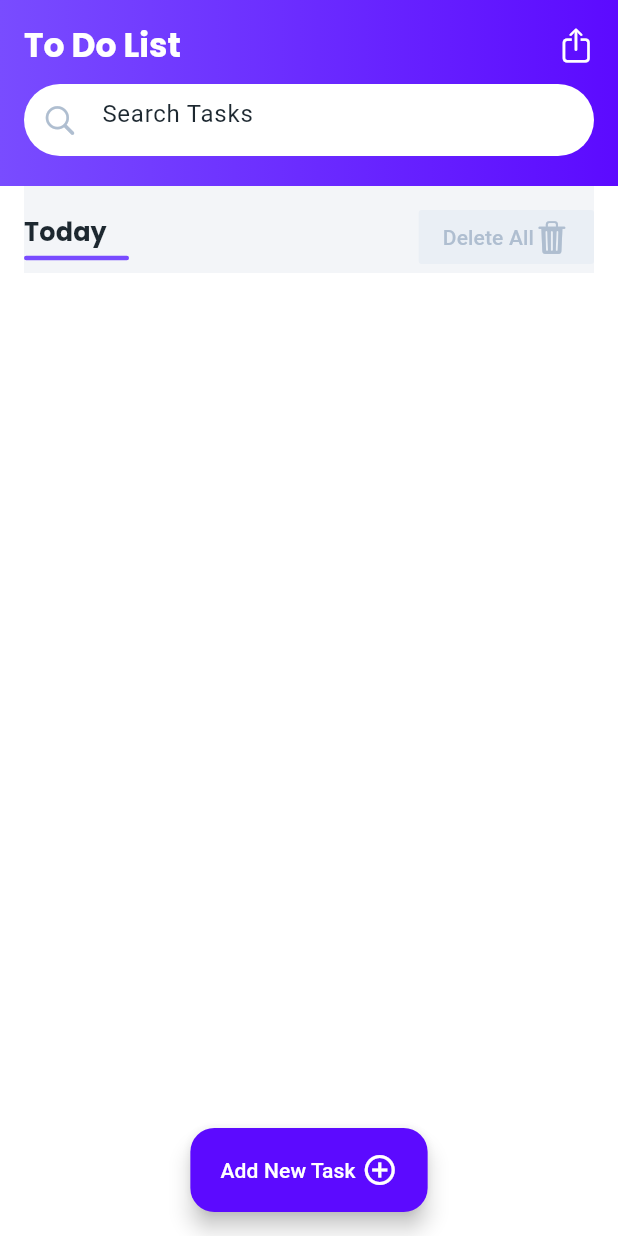
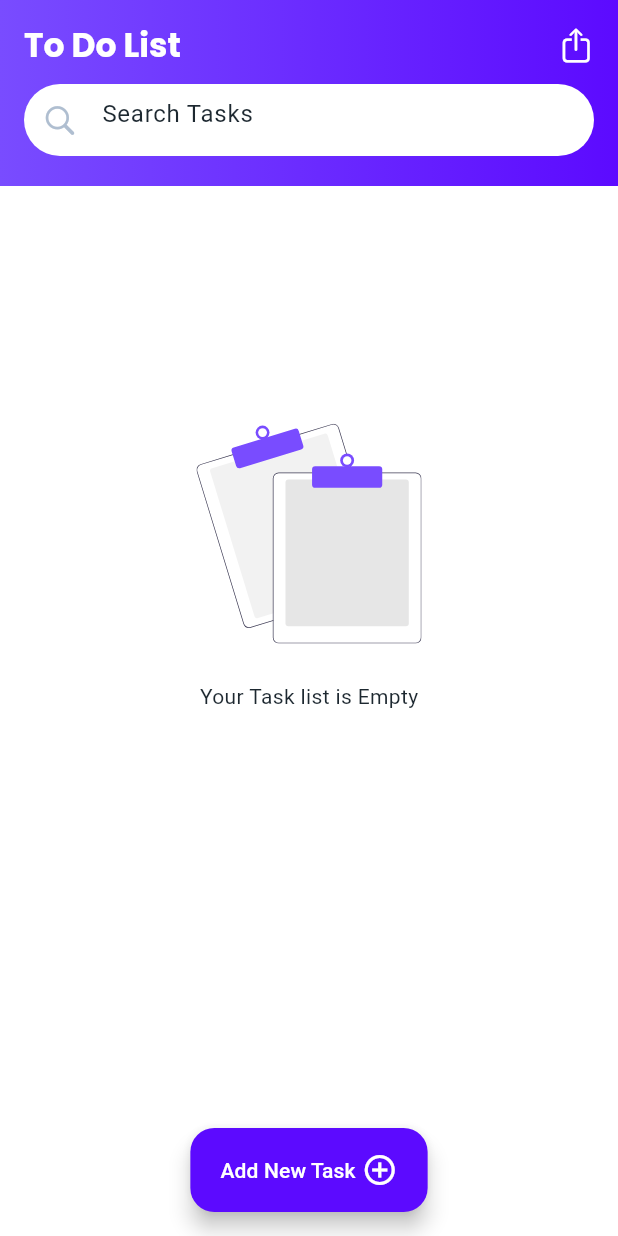
Before and after one commit to peymansf2000/todo_list_app, a Flutter app: the screen it shows after launch, on a phone screen of 412 x 824 dp. Run offline on Flutter 3.47's test engine with Material 2 defaults, Android fonts, the phone set to English and light mode, and no system bars; our stand-ins replace flutter_svg, google_fonts, objectbox; generated files the repository leaves out were written again.

Commit message:
Add search feature for Tasks

```diff
--- a/lib/homeScreen.dart
+++ b/lib/homeScreen.dart
@@ -1,13 +1,20 @@
 import 'package:flutter/cupertino.dart';
+import 'package:flutter_svg/flutter_svg.dart';
 import 'package:todo_list_app/main.dart';
 import 'package:todo_list_app/models.dart';
 
 import 'editTaskScreen.dart';
 import 'package:flutter/material.dart';
 
-class HomeScreen extends StatelessWidget {
+class HomeScreen extends StatefulWidget {
   const HomeScreen({super.key});
 
+  @override
+  State<HomeScreen> createState() => _HomeScreenState();
+}
+
+class _HomeScreenState extends State<HomeScreen> {
+  late final TextEditingController _controller = TextEditingController();
   @override
   Widget build(BuildContext context) {
     final themeData = Theme.of(context);
@@ -48,6 +55,10 @@ class HomeScreen extends StatelessWidget {
                       ClipRRect(
                           borderRadius: BorderRadius.circular(28),
                           child: TextField(
+                            controller: _controller,
+                            onChanged: (value) {
+                              setState(() {});
+                            },
                             decoration: InputDecoration(
                                 prefixIcon: const Icon(
                                   CupertinoIcons.search,
@@ -62,21 +73,27 @@ class HomeScreen extends StatelessWidget {
                   ),
                 ),
               ),
-              Padding(
+              StreamBuilder(
+                stream: objectbox.getTasksCount(),
+                builder: (context, snapshot) => objectbox.isTaskBoxEmpty()
+                    ? const emptyTaskState()
+                    : Padding(
                         padding: const EdgeInsets.fromLTRB(16, 0, 16, 0),
                         child: Container(
-                  decoration:
-                      BoxDecoration(color: themeData.colorScheme.background),
+                          decoration: BoxDecoration(
+                              color: themeData.colorScheme.background),
                           child: Column(
                             children: [
                               const SizedBox(
                                 height: 10,
                               ),
                               Row(
-                        mainAxisAlignment: MainAxisAlignment.spaceBetween,
+                                mainAxisAlignment:
+                                    MainAxisAlignment.spaceBetween,
                                 children: [
                                   Column(
-                            crossAxisAlignment: CrossAxisAlignment.start,
+                                    crossAxisAlignment:
+                                        CrossAxisAlignment.start,
                                     children: [
                                       Text(
                                         'Today',
@@ -88,15 +105,18 @@ class HomeScreen extends StatelessWidget {
                                         width: 70,
                                         height: 3,
                                         decoration: BoxDecoration(
-                                    borderRadius: BorderRadius.circular(28),
-                                    color: themeData.colorScheme.primary),
+                                            borderRadius:
+                                                BorderRadius.circular(28),
+                                            color:
+                                                themeData.colorScheme.primary),
                                       )
                                     ],
                                   ),
                                   MaterialButton(
                                     onPressed: () => showDialog<String>(
                                       context: context,
-                              builder: (BuildContext context) => AlertDialog(
+                                      builder: (BuildContext context) =>
+                                          AlertDialog(
                                         title: const Text('Delete all Tasks'),
                                         content: const Text(
                                             'Do you want to delete all the tasks?'),
@@ -133,17 +153,19 @@ class HomeScreen extends StatelessWidget {
                           ),
                         ),
                       ),
+              ),
               Flexible(
                 child: StreamBuilder<List<Task>>(
                     stream: objectbox.getTasks(),
-                  builder: (context, snapshot) => ListView.builder(
+                    builder: (context, snapshot) => objectbox.isTaskBoxEmpty()
+                        ? const SizedBox.shrink()
+                        : ListView.builder(
                             padding: const EdgeInsets.only(bottom: 80),
                             itemBuilder: (context, index) => TaskCard(
-                      task: objectbox.taskBox.getAll()[index],
+                              task: objectbox.searchTasks(_controller.text)[index],
                             ),
-                    itemCount: objectbox.taskBox.count(),
-                  ),
-                ),
+                            itemCount: objectbox.searchTasks(_controller.text).length,
+                          )),
               ),
             ],
           ),
@@ -265,3 +287,27 @@ class _TaskCardState extends State<TaskCard> {
     );
   }
 }
+
+class emptyTaskState extends StatelessWidget {
+  const emptyTaskState({super.key});
+
+  @override
+  Widget build(BuildContext context) {
+    return Expanded(
+      child: Column(
+        mainAxisAlignment: MainAxisAlignment.end,
+        crossAxisAlignment: CrossAxisAlignment.center,
+        children: [
+          SvgPicture.asset(
+            'assets/img/empty_state.svg',
+            width: 150,
+          ),
+          const SizedBox(
+            height: 25,
+          ),
+          const Text('Your Task list is Empty')
+        ],
+      ),
+    );
+  }
+}
```
Also changed, not shown: lib/objectbox.dart (+26 -1 lines). Lines whose indentation alone changed are shown as unchanged.
